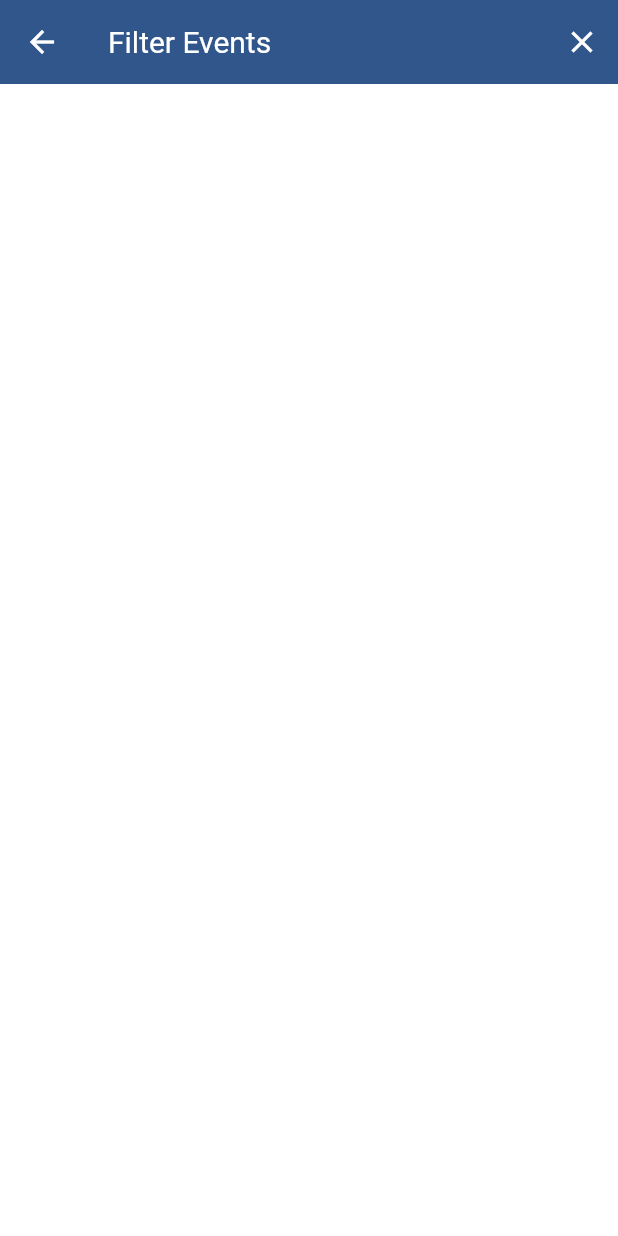
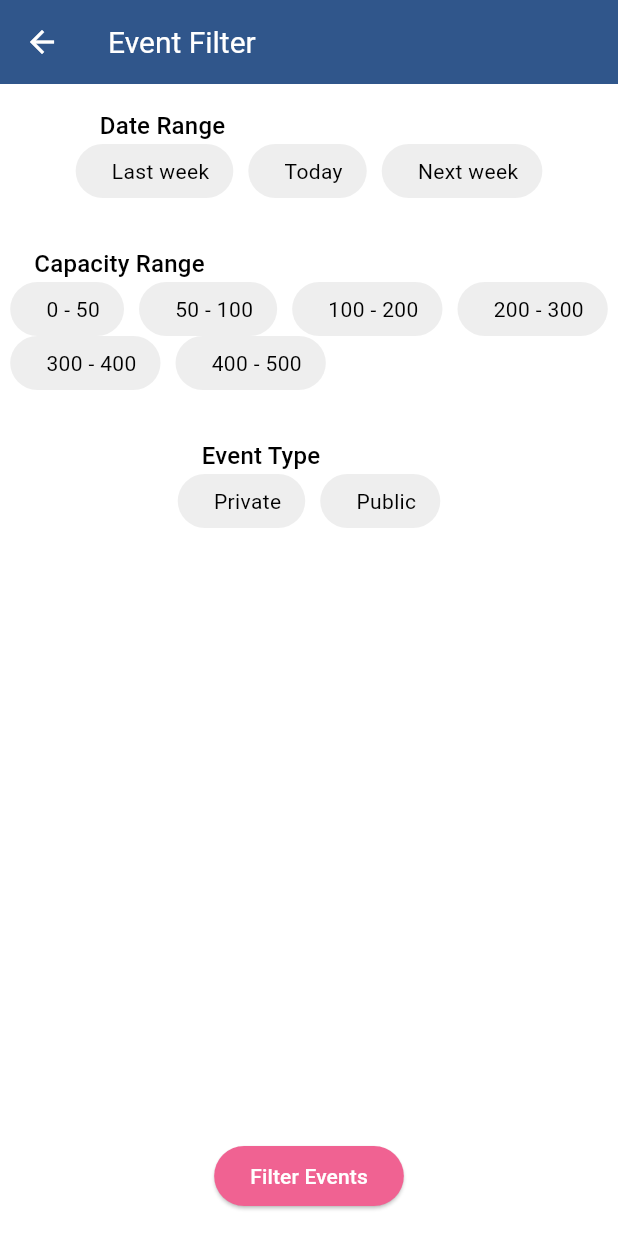
Before and after one commit to COS301-SE-2024/WhatsOn-UP, a Flutter app: the FilterScreen screen opened directly, on a phone screen of 412 x 824 dp. Run offline on Flutter 3.47's test engine with Material 3 defaults, Android fonts, the phone set to English and light mode, and no system bars; our stand-ins replace animated_splash_screen, carousel_slider, flutter_secure_storage, flutter_svg_provider, image_picker, line_awesome_flutter and 2 more; accounts and stored records are empty.

Commit message:
filtering changes

```diff
--- a/src/Frontend/lib/screens/FilterScreen.dart
+++ b/src/Frontend/lib/screens/FilterScreen.dart
@@ -1,6 +1,6 @@
-import 'dart:async';
+import 'package:flutter/material.dart';
 import 'package:firstapp/services/EventService.dart';
-import 'package:flutter/material.dart';
+
 
 class FilterScreen extends StatefulWidget {
   @override
@@ -8,161 +8,268 @@ class FilterScreen extends StatefulWidget {
 }
 
 class _FilterScreenState extends State<FilterScreen> with SingleTickerProviderStateMixin {
-  final EventService _eventService = EventService();
+  EventService eventService = EventService();
+
+  late String selectedDateRange="";
+  late String selectedCapacityRange="";
+  late String selectedEventType="";
+
   late AnimationController _controller;
-  late Animation<Offset> _animationOffset;
-  List<dynamic> filteredEvents = [];
-  String? selectedDate;
-  int? selectedMaxAttendees;
-  String? selectedType;
+  late Animation<double> _scaleAnimation;
+  late Animation<Color?> _colorAnimation;
 
   @override
   void initState() {
     super.initState();
-    _controller = AnimationController(vsync: this, duration: Duration(milliseconds: 300));
-    _animationOffset = Tween<Offset>(begin: Offset(1.0, 0.0), end: Offset(0.0, 0.0))
-        .animate(CurvedAnimation(parent: _controller, curve: Curves.easeInOut));
+    _controller = AnimationController(vsync: this, duration: Duration(milliseconds: 500));
 
-    // Add debug print to check initial state
-    print('Initial state - Date: $selectedDate, MaxAttendees: $selectedMaxAttendees, Type: $selectedType');
-  }
+    _scaleAnimation = Tween<double>(begin: 1.0, end: 1.2).animate(
+      CurvedAnimation(parent: _controller, curve: Curves.elasticInOut),
+    );
 
-  void _filterEvents() async {
-    print('Filtering events with - Date: $selectedDate, MaxAttendees: $selectedMaxAttendees, Type: $selectedType');
-    try {
-      final results = await _eventService.filterEvents(
-        date: selectedDate ?? '',
-        maxAttendees: selectedMaxAttendees ?? 0,
-        type: selectedType ?? '', // Ensure type is a string
+    _colorAnimation = ColorTween(begin: Colors.blue[800], end: Colors.pink[300]).animate(
+      CurvedAnimation(parent: _controller, curve: Curves.elasticInOut),
     );
-      setState(() {
-        filteredEvents = results;
-      });
-
-      // Debug print to check filtered results
-      print('Filtered events: $filteredEvents');
-    } catch (e) {
-      // Handle error
-      print('Error filtering events: $e');
-    }
-  }
-
-  void _onFilterSelected(String filter, String value) {
-    setState(() {
-      if (filter == 'date') {
-        selectedDate = value;
-      } else if (filter == 'maxAttendees') {
-        selectedMaxAttendees = int.parse(value);
-      } else if (filter == 'type') {
-        selectedType = value;
-      }
-    });
-
-    // Debug print to check selected filters
-    print('Selected filters - Date: $selectedDate, MaxAttendees: $selectedMaxAttendees, Type: $selectedType');
-
-    _filterEvents();
   }
 
   @override
   Widget build(BuildContext context) {
+    TextStyle whiteTextTheme = Theme.of(context).textTheme.labelLarge!.copyWith(color: Colors.white);
+
     return Scaffold(
       appBar: AppBar(
-        title: Text('Filter Events'),
-        actions: [
-          IconButton(
-            icon: Icon(Icons.clear),
-            onPressed: () {
+        title: Text('Event Filter'),
+      ),
+      body: SafeArea(
+        child: Column(
+          children: <Widget>[
+            _buildFilterOptions("Date Range", ["Last week", "Today", "Next week"], (value) {
               setState(() {
-                selectedDate = null;
-                selectedMaxAttendees = null;
-                selectedType = null;
-                filteredEvents.clear();
+                selectedDateRange = value;
               });
-
-              // Debug print to check state after clearing filters
-              print('Filters cleared');
-            },
+            }),
+            _buildFilterOptions("Capacity Range", ["0 - 50", "50 - 100", "100 - 200", "200 - 300", "300 - 400", "400 - 500"], (value) {
+              setState(() {
+                selectedCapacityRange = value;
+              });
+            }),
+            _buildFilterOptions("Event Type", ["Private", "Public"], (value) {
+              setState(() {
+                selectedEventType = value;
+              });
+            }),
+            Spacer(),
+            Center(
+            child:Padding(
+              padding: const EdgeInsets.all(16.0),
+              child: ElevatedButton(
+                style: ElevatedButton.styleFrom(foregroundColor: Colors.white, backgroundColor: Colors.pink[300], ),
+                child: Text(
+                  "Filter Events",
+                  style: whiteTextTheme,
+                ),
+                onPressed: _filterEvents,
+              ),
+            ),
             ),
           ],
-      ),
-      body: SlideTransition(
-        position: _animationOffset,
-        child: Padding(
-          padding: const EdgeInsets.all(16.0),
-          child: Column(
-            children: [
-              _buildFilterOption(
-                title: 'Date',
-                options: ['Last Week', 'Today', 'Next Week'],
-                onSelected: (value) => _onFilterSelected('date', value),
-                selectedOption: selectedDate,
-              ),
-              _buildFilterOption(
-                title: 'Maximum Attendees',
-                options: ['0-50', '50-100', '100-200', '200-300', '300-400', '400-500'],
-                onSelected: (value) => _onFilterSelected('maxAttendees', value),
-                selectedOption: selectedMaxAttendees?.toString(),
-              ),
-              _buildFilterOption(
-                title: 'Type of Event',
-                options: ['Private', 'Public'],
-                onSelected: (value) => _onFilterSelected('type', value),
-                selectedOption: selectedType,
-              ),
-              SizedBox(height: 20),
-              Expanded(
-                child: filteredEvents.isEmpty
-                    ? Center(child: Text('No events found'))
-                    : ListView.builder(
-                  itemCount: filteredEvents.length,
-                  itemBuilder: (context, index) {
-                    final event = filteredEvents[index];
-                    return ListTile(
-                      title: Text(event['title']),
-                      subtitle: Text(event['description']),
-                    );
-                  },
-                ),
-              ),
-              // Temporary UI element to check if the screen is rendering
-              Text('Debug: FilterScreen loaded successfully'),
-            ],
-          ),
         ),
       ),
     );
   }
 
-  Widget _buildFilterOption({
-    required String title,
-    required List<String> options,
-    required Function(String) onSelected,
-    String? selectedOption,
-  }) {
-    return Column(
+  Widget _buildFilterOptions(String title, List<String> options, Function(String) onSelected) {
+    return Padding(
+      padding: const EdgeInsets.symmetric(vertical: 16.0),
+      child: Column(
         crossAxisAlignment: CrossAxisAlignment.start,
+        children: <Widget>[
+          Padding(
+            padding: const EdgeInsets.only(left: 16.0),
+            child: Text(title, style: Theme.of(context).textTheme.titleMedium), // Use subtitle1 for the title style
+          ),
+          Wrap(
+            alignment: WrapAlignment.start,
+            spacing: 10.0,
+            children: options.map((option) {
+              bool isSelected = _isSelected(option);
+              return GestureDetector(
+                onTap: () {
+                  setState(() {
+                    if (isSelected) {
+                      selectedDateRange = "";
+                      selectedCapacityRange = "";
+                      selectedEventType = "";
+                    } else {
+                      onSelected(option);
+                    }
+                  });
+                },
+                child: AnimatedContainer(
+                  duration: Duration(milliseconds: 300),
+                  curve: Curves.easeInOut,
+                  decoration: BoxDecoration(
+                    color: isSelected ? _colorAnimation.value : Colors.grey[200],
+                    borderRadius: BorderRadius.circular(30.0),
+                  ),
+                  padding: EdgeInsets.symmetric(horizontal: 16.0, vertical: 8.0),
+                  child: Stack(
+                    alignment: Alignment.center,
                     children: [
+                      Row(
+                        mainAxisSize: MainAxisSize.min,
+                        children: [
+                          isSelected
+                              ? Icon(Icons.check_circle, color: Colors.white, size: 20.0)
+                              : SizedBox.shrink(), // Show icon only when selected
+                          SizedBox(width: 8.0), // Add space between icon and text
                           Text(
-          title,
-          style: TextStyle(fontSize: 18, fontWeight: FontWeight.bold),
+                            option,
+                            style: TextStyle(
+                              color: isSelected ? Colors.white : Colors.black,
                             ),
-        SizedBox(height: 8),
-        Wrap(
-          spacing: 8,
-          children: options.map((option) {
-            final isSelected = option == selectedOption;
-            return ChoiceChip(
-              label: Text(option),
-              selected: isSelected,
-              onSelected: (selected) => onSelected(option),
-              selectedColor: Colors.blue,
-              backgroundColor: Colors.grey[200],
+                          ),
+                        ],
+                      ),
+                      AnimatedBuilder(
+                        animation: _controller,
+                        builder: (context, child) {
+                          return Transform.scale(
+                            scale: isSelected ? _scaleAnimation.value : 1.0,
+                            child: child,
+                          );
+                        },
+                        child: GestureDetector(
+                          onTap: () {
+                            setState(() {
+                              if (isSelected) {
+                                selectedDateRange = "";
+                                selectedCapacityRange = "";
+                                selectedEventType = "";
+                              } else {
+                                onSelected(option);
+                                _controller.forward(from: 0.0); // Start animation from beginning
+                              }
+                            });
+                          },
+                          child: SizedBox(),
+                        ),
+                      ),
+                    ],
+                  ),
+                ),
               );
             }).toList(),
           ),
-        SizedBox(height: 16),
         ],
+      ),
     );
   }
+
+
+  bool _isSelected(String option) {
+    return option == selectedDateRange || option == selectedCapacityRange || option == selectedEventType;
   }
+
+  void _filterEvents() {
+    // Prepare date range timestamps
+    DateTime now = DateTime.now();
+    int startDate = 0;
+    int endDate = 0;
+
+    switch (selectedDateRange) {
+      case "Today":
+        startDate = now.millisecondsSinceEpoch;
+        endDate = now.millisecondsSinceEpoch;
+        break;
+      case "Last week":
+        startDate = now.subtract(Duration(days: 7)).millisecondsSinceEpoch;
+        endDate = now.millisecondsSinceEpoch;
+        break;
+      case "Next week":
+        startDate = now.millisecondsSinceEpoch;
+        endDate = now.add(Duration(days: 7)).millisecondsSinceEpoch;
+        break;
+      default:
+      // Handle default case or leave as is
+    }
+    print("Selected Date Range: $selectedDateRange, Start Date: $startDate, End Date: $endDate");
+
+    // Prepare capacity range
+    int minCapacity = 0;
+    int maxCapacity = 0;
+
+    switch (selectedCapacityRange) {
+      case "0 - 50":
+        minCapacity = 0;
+        maxCapacity = 50;
+        break;
+      case "50 - 100":
+        minCapacity = 50;
+        maxCapacity = 100;
+        break;
+      case "100 - 200":
+        minCapacity = 100;
+        maxCapacity = 200;
+        break;
+      case "200 - 300":
+        minCapacity = 200;
+        maxCapacity = 300;
+        break;
+      case "300 - 400":
+        minCapacity = 300;
+        maxCapacity = 400;
+        break;
+      case "400 - 500":
+        minCapacity = 400;
+        maxCapacity = 500;
+        break;
+      default:
+      // Handle default case or leave as is
+    }
+
+    // Prepare event type
+    bool isPrivate = selectedEventType == "Private";
+
+    // Call EventService to filter events
+    eventService.filterEvents(startDate.toString(), endDate.toString(), minCapacity, maxCapacity, isPrivate).then((events) {
+      // Handle the filtered events
+      print("Filtered Events: $events");
+      // Example: Displaying events in rows
+      showDialog(
+        context: context,
+        builder: (context) => AlertDialog(
+          title: Text("Filtered Events"),
+          content: SingleChildScrollView(
+            child: Column(
+              crossAxisAlignment: CrossAxisAlignment.start,
+              children: events.map<Widget>((event) => _buildEventRow(event)).toList(),
+            ),
+          ),
+          actions: <Widget>[
+            TextButton(
+              onPressed: () {
+                Navigator.of(context).pop();
+              },
+              child: Text('Close'),
+            ),
+          ],
+        ),
+      );
+    }).catchError((error) {
+      print("Error filtering events: $error");
+      // Handle error
+    });
+  }
+
+  Widget _buildEventRow(dynamic event) {
+    // Customize this based on your event structure
+    return ListTile(
+      title: Text(event['title']),
+      subtitle: Text(event['description']),
+
+      // Add more fields as needed
+    );
+  }
+
+}
```
Also changed, not shown: 1 other file. Lines whose indentation alone changed are shown as unchanged.
